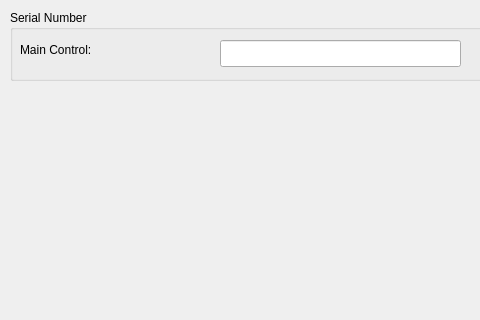
Qt form ServiceSW/Master/Components/DiagnosticsManufacturing/Forms/MainControlManufacturing.ui (Liyezhong/Master) before a commit; both pictures show x 0 to 480 and y 0 to 320 of the 603 by 455 pixel window.
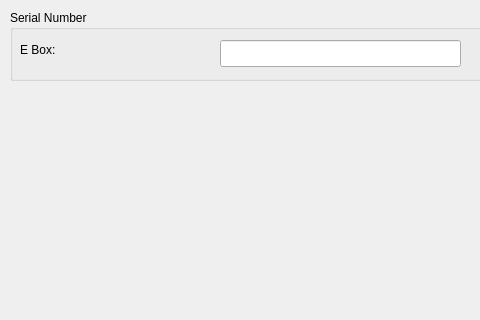
The same form after that commit. Custom widgets are drawn as their Qt base class.

Commit message: fixed some bug & Update SN for MainControl

```diff
--- a/ServiceSW/Master/Components/DiagnosticsManufacturing/Forms/MainControlManufacturing.ui
+++ b/ServiceSW/Master/Components/DiagnosticsManufacturing/Forms/MainControlManufacturing.ui
@@ -57,7 +57,7 @@
      </rect>
     </property>
     <property name="text">
-     <string>Main Control:</string>
+     <string>E Box:</string>
     </property>
    </widget>
   </widget>
```
The commit also changes 11 other files.
